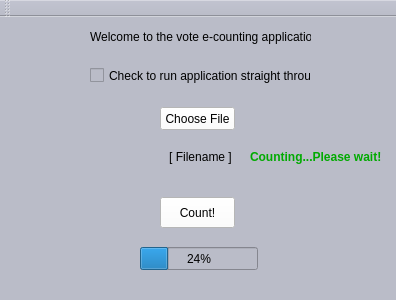
Before: the Qt Designer form mainwindow.ui in geaney91/E-CountApp, drawn with Qt 5.
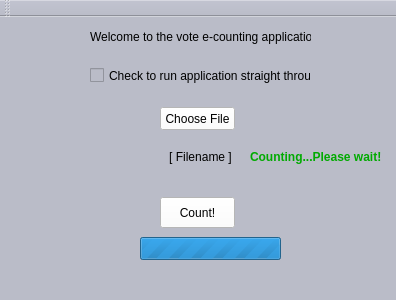
After: the same form once the commit is applied.

Patch:
```diff
--- a/mainwindow.ui
+++ b/mainwindow.ui
@@ -220,13 +220,16 @@
     <property name="geometry">
      <rect>
       <x>140</x>
-      <y>230</y>
-      <width>118</width>
+      <y>220</y>
+      <width>141</width>
       <height>23</height>
      </rect>
     </property>
+    <property name="maximum">
+     <number>0</number>
+    </property>
     <property name="value">
-     <number>24</number>
+     <number>0</number>
     </property>
    </widget>
   </widget>
```
